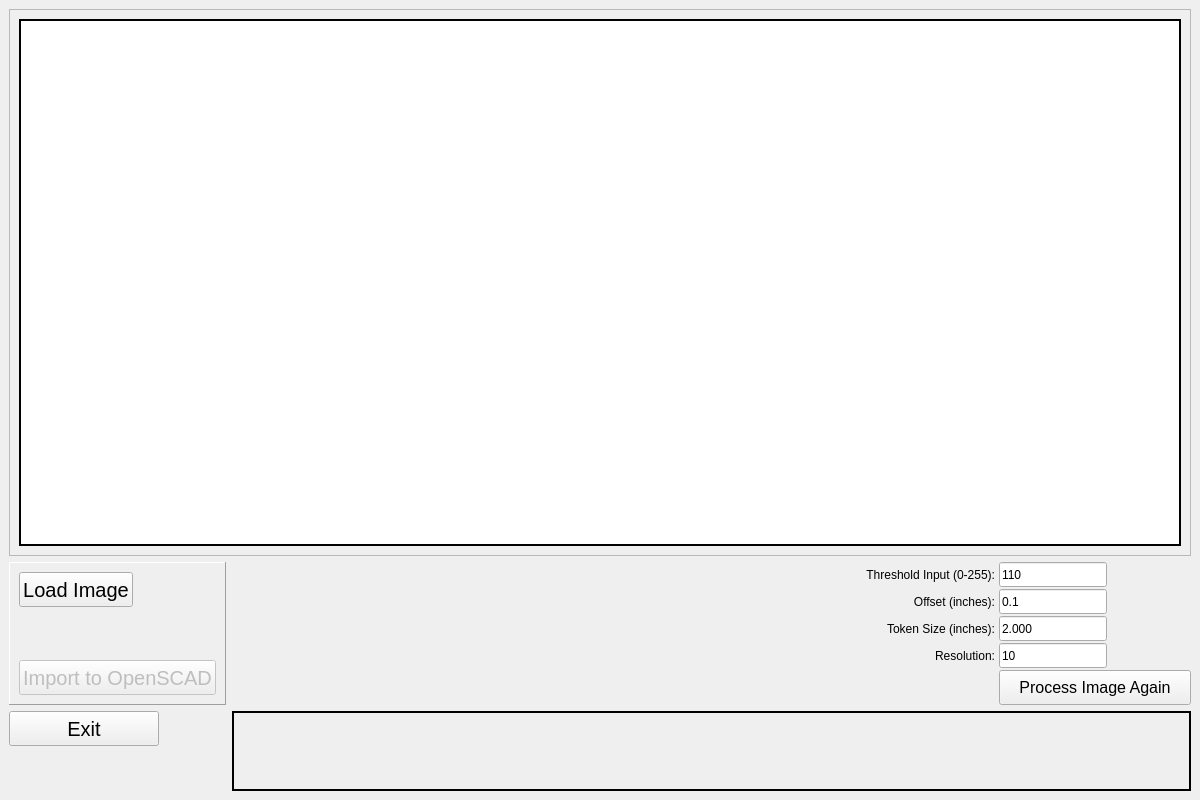
Above: src/ui.ui from tkubic/GridfinityShadowMaker before the change. Below: the same form after it.
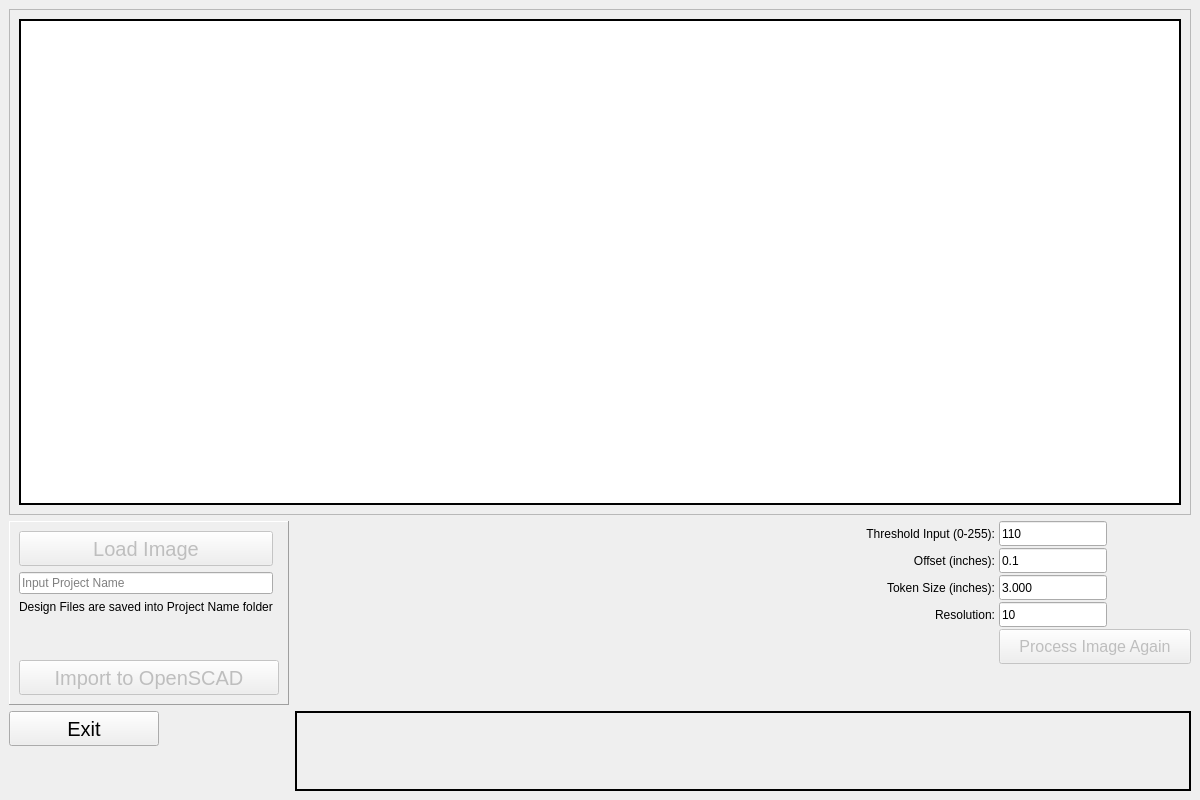
That is the form after the change.

Commit message: project folder name add

```diff
--- a/src/ui.ui
+++ b/src/ui.ui
@@ -85,7 +85,49 @@
        <enum>QFrame::Shadow::Raised</enum>
       </property>
       <layout class="QGridLayout" name="gridLayout_3">
-       <item row="1" column="0">
+       <item row="5" column="0" colspan="2">
+        <widget class="QPushButton" name="import_button">
+         <property name="enabled">
+          <bool>false</bool>
+         </property>
+         <property name="minimumSize">
+          <size>
+           <width>0</width>
+           <height>35</height>
+          </size>
+         </property>
+         <property name="font">
+          <font>
+           <pointsize>15</pointsize>
+          </font>
+         </property>
+         <property name="text">
+          <string>Import to OpenSCAD</string>
+         </property>
+        </widget>
+       </item>
+       <item row="0" column="0">
+        <widget class="QPushButton" name="load_button">
+         <property name="enabled">
+          <bool>false</bool>
+         </property>
+         <property name="minimumSize">
+          <size>
+           <width>0</width>
+           <height>35</height>
+          </size>
+         </property>
+         <property name="font">
+          <font>
+           <pointsize>15</pointsize>
+          </font>
+         </property>
+         <property name="text">
+          <string>Load Image</string>
+         </property>
+        </widget>
+       </item>
+       <item row="3" column="0">
         <spacer name="verticalSpacer_2">
          <property name="orientation">
           <enum>Qt::Orientation::Vertical</enum>
@@ -98,42 +140,23 @@
          </property>
         </spacer>
        </item>
-       <item row="0" column="0">
-        <widget class="QPushButton" name="load_button">
-         <property name="minimumSize">
-          <size>
-           <width>0</width>
-           <height>35</height>
-          </size>
-         </property>
-         <property name="font">
-          <font>
-           <pointsize>15</pointsize>
-          </font>
+       <item row="1" column="0">
+        <widget class="QLineEdit" name="lineEdit">
+         <property name="inputMask">
+          <string/>
          </property>
          <property name="text">
-          <string>Load Image</string>
+          <string/>
+         </property>
+         <property name="placeholderText">
+          <string>Input Project Name</string>
          </property>
         </widget>
        </item>
-       <item row="3" column="0" colspan="2">
-        <widget class="QPushButton" name="import_button">
-         <property name="enabled">
-          <bool>false</bool>
-         </property>
-         <property name="minimumSize">
-          <size>
-           <width>0</width>
-           <height>35</height>
-          </size>
-         </property>
-         <property name="font">
-          <font>
-           <pointsize>15</pointsize>
-          </font>
-         </property>
+       <item row="2" column="0">
+        <widget class="QLabel" name="label">
          <property name="text">
-          <string>Import to OpenSCAD</string>
+          <string>Design Files are saved into Project Name folder</string>
          </property>
         </widget>
        </item>
@@ -191,6 +214,9 @@
       </item>
       <item row="4" column="2">
        <widget class="QPushButton" name="process_button">
+        <property name="enabled">
+         <bool>false</bool>
+        </property>
         <property name="sizePolicy">
          <sizepolicy hsizetype="Fixed" vsizetype="Fixed">
           <horstretch>0</horstretch>
@@ -272,7 +298,7 @@
          </size>
         </property>
         <property name="text">
-         <string>2.000</string>
+         <string>3.000</string>
         </property>
        </widget>
       </item>
```
The commit also changes 6 other files.
